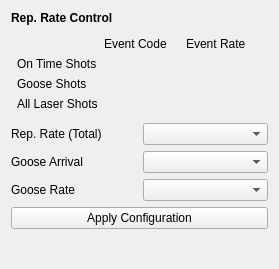
Before: the Qt Designer form opcpa_tpr_config/rep_rate_config.ui in pcdshub/opcpa-tpr-config, drawn with Qt 5.
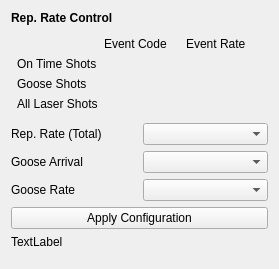
After: the same form once the commit is applied. Custom widgets are drawn as their Qt base class.

Commit message: Add a "status" indicator that updates as we're applying a configuration. Closes issue 47.

```diff
--- a/opcpa_tpr_config/rep_rate_config.ui
+++ b/opcpa_tpr_config/rep_rate_config.ui
@@ -193,6 +193,13 @@
      </property>
     </widget>
    </item>
+   <item>
+    <widget class="QLabel" name="status_label">
+     <property name="text">
+      <string>TextLabel</string>
+     </property>
+    </widget>
+   </item>
    <item>
     <spacer name="verticalSpacer">
      <property name="orientation">
```
The commit also changes 1 other file.
